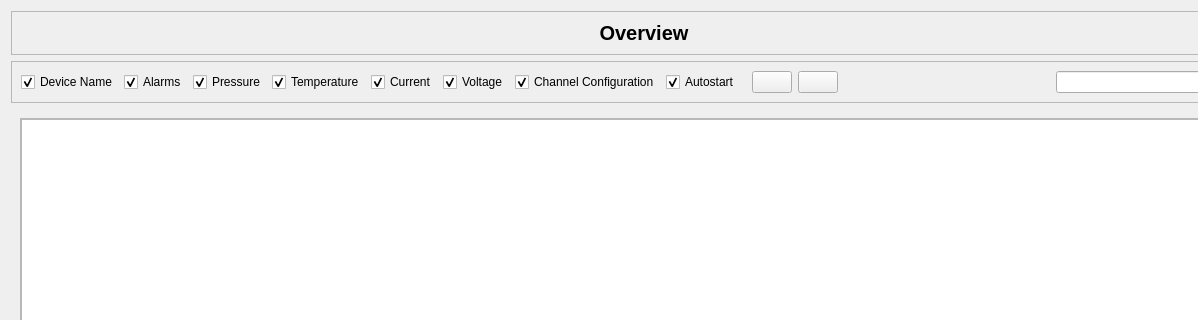
lnls-sirius/pydm-opi, file ui/mbtemp/main.ui: the form before one commit; both pictures show x 0 to 1198 and y 0 to 320 of the 1288 by 858 pixel window.
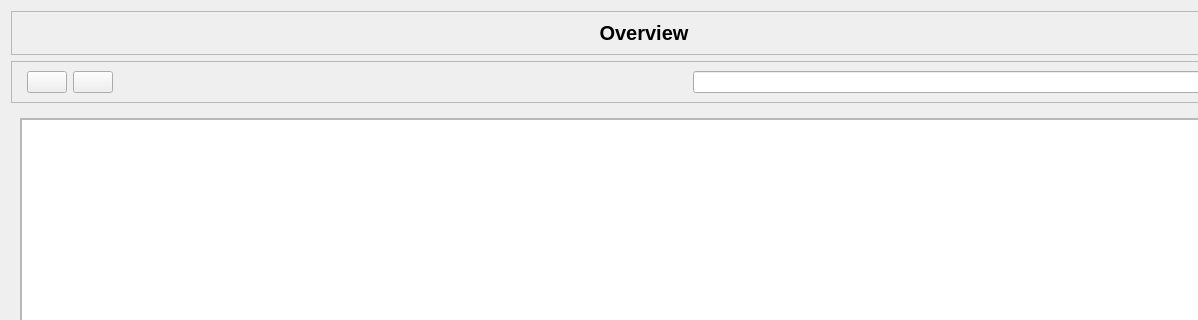
The form after the commit. Custom widgets are drawn as their Qt base class.

The edit to the form file:
```diff
--- a/ui/mbtemp/main.ui
+++ b/ui/mbtemp/main.ui
@@ -101,46 +101,7 @@
       <item row="0" column="13">
        <widget class="QLineEdit" name="tfFilter"/>
       </item>
-      <item row="0" column="3">
-       <widget class="QCheckBox" name="chTemperature">
-        <property name="text">
-         <string>Temperature</string>
-        </property>
-        <property name="checked">
-         <bool>true</bool>
-        </property>
-       </widget>
-      </item>
-      <item row="0" column="1">
-       <widget class="QCheckBox" name="chAlarms">
-        <property name="text">
-         <string>Alarms</string>
-        </property>
-        <property name="checked">
-         <bool>true</bool>
-        </property>
-       </widget>
-      </item>
-      <item row="0" column="0">
-       <widget class="QCheckBox" name="chDeviceName">
-        <property name="text">
-         <string>Device Name</string>
-        </property>
-        <property name="checked">
-         <bool>true</bool>
-        </property>
-       </widget>
-      </item>
-      <item row="0" column="4">
-       <widget class="QCheckBox" name="chCurrent">
-        <property name="text">
-         <string>Current</string>
-        </property>
-        <property name="checked">
-         <bool>true</bool>
-        </property>
-       </widget>
-      </item>
+       
       <item row="0" column="12">
        <spacer name="horizontalSpacer">
         <property name="orientation">
@@ -199,26 +160,8 @@
         </property>
        </widget>
       </item>
-      <item row="0" column="6">
-       <widget class="QCheckBox" name="chVoltage">
-        <property name="text">
-         <string>Voltage</string>
-        </property>
-        <property name="checked">
-         <bool>true</bool>
-        </property>
-       </widget>
-      </item>
-      <item row="0" column="2">
-       <widget class="QCheckBox" name="chPressure">
-        <property name="text">
-         <string>Pressure</string>
-        </property>
-        <property name="checked">
-         <bool>true</bool>
-        </property>
-       </widget>
-      </item>
+      
+      
       <item row="0" column="11">
        <widget class="PyDMPushButton" name="btnNavRight">
         <property name="toolTip">
@@ -226,26 +169,7 @@
         </property>
        </widget>
       </item>
-      <item row="0" column="7">
-       <widget class="QCheckBox" name="chChConfig">
-        <property name="text">
-         <string>Channel Configuration</string>
-        </property>
-        <property name="checked">
-         <bool>true</bool>
-        </property>
-       </widget>
-      </item>
-      <item row="0" column="8">
-       <widget class="QCheckBox" name="chAutostart">
-        <property name="text">
-         <string>Autostart</string>
-        </property>
-        <property name="checked">
-         <bool>true</bool>
-        </property>
-       </widget>
-      </item>
+       
      </layout>
     </widget>
    </item>
```
